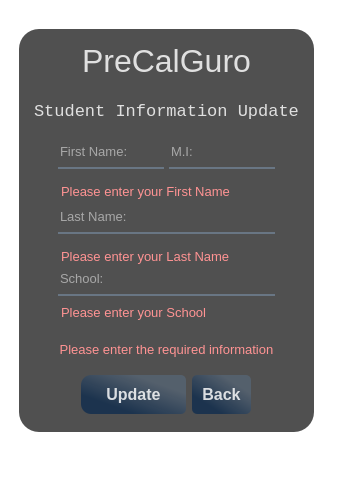
Before: the Qt Designer form data/updateInfo.ui in pat-gallardo/PreCalGuro, drawn with Qt 5.
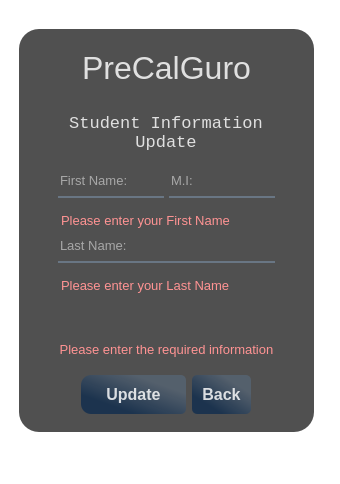
After: the same form once the commit is applied. Icons and pictures are not drawn.

Diff of the .ui file:
```diff
--- a/data/updateInfo.ui
+++ b/data/updateInfo.ui
@@ -174,7 +174,11 @@
                     </font>
                    </property>
                    <property name="text">
-                    <string>Student Information Update</string>
+                    <string>Student Information 
+Update</string>
+                   </property>
+                   <property name="alignment">
+                    <set>Qt::AlignCenter</set>
                    </property>
                   </widget>
                  </item>
@@ -470,55 +474,6 @@
                          </layout>
                         </widget>
                        </item>
-                       <item>
-                        <widget class="QLineEdit" name="updStudSchool_lineEdit">
-                         <property name="font">
-                          <font>
-                           <pointsize>10</pointsize>
-                          </font>
-                         </property>
-                         <property name="toolTip">
-                          <string>Required*</string>
-                         </property>
-                         <property name="styleSheet">
-                          <string notr="true"/>
-                         </property>
-                         <property name="text">
-                          <string/>
-                         </property>
-                         <property name="placeholderText">
-                          <string>School:</string>
-                         </property>
-                        </widget>
-                       </item>
-                       <item>
-                        <widget class="QWidget" name="studWarnSchoolContainer" native="true">
-                         <layout class="QVBoxLayout" name="verticalLayout_18">
-                          <property name="leftMargin">
-                           <number>0</number>
-                          </property>
-                          <item>
-                           <widget class="QLabel" name="label_17">
-                            <property name="font">
-                             <font>
-                              <family>MS Shell Dlg 2</family>
-                              <pointsize>10</pointsize>
-                             </font>
-                            </property>
-                            <property name="text">
-                             <string>&lt;html&gt;&lt;head/&gt;&lt;body&gt;&lt;p&gt;&lt;span style=&quot; color:#ff9393;&quot;&gt;Please enter your School&lt;/span&gt;&lt;/p&gt;&lt;/body&gt;&lt;/html&gt;</string>
-                            </property>
-                            <property name="textFormat">
-                             <enum>Qt::RichText</enum>
-                            </property>
-                            <property name="alignment">
-                             <set>Qt::AlignLeading|Qt::AlignLeft|Qt::AlignVCenter</set>
-                            </property>
-                           </widget>
-                          </item>
-                         </layout>
-                        </widget>
-                       </item>
                       </layout>
                      </widget>
                     </item>
```
Left out of the diff: 55 changed lines with no effect on the pictures.
